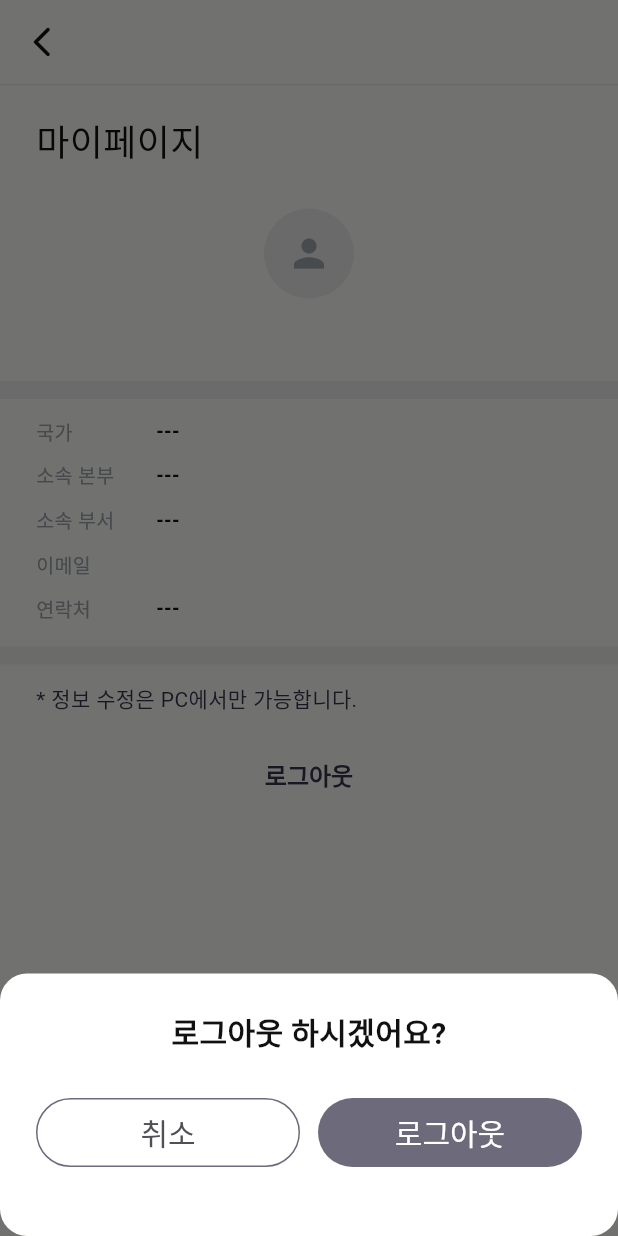
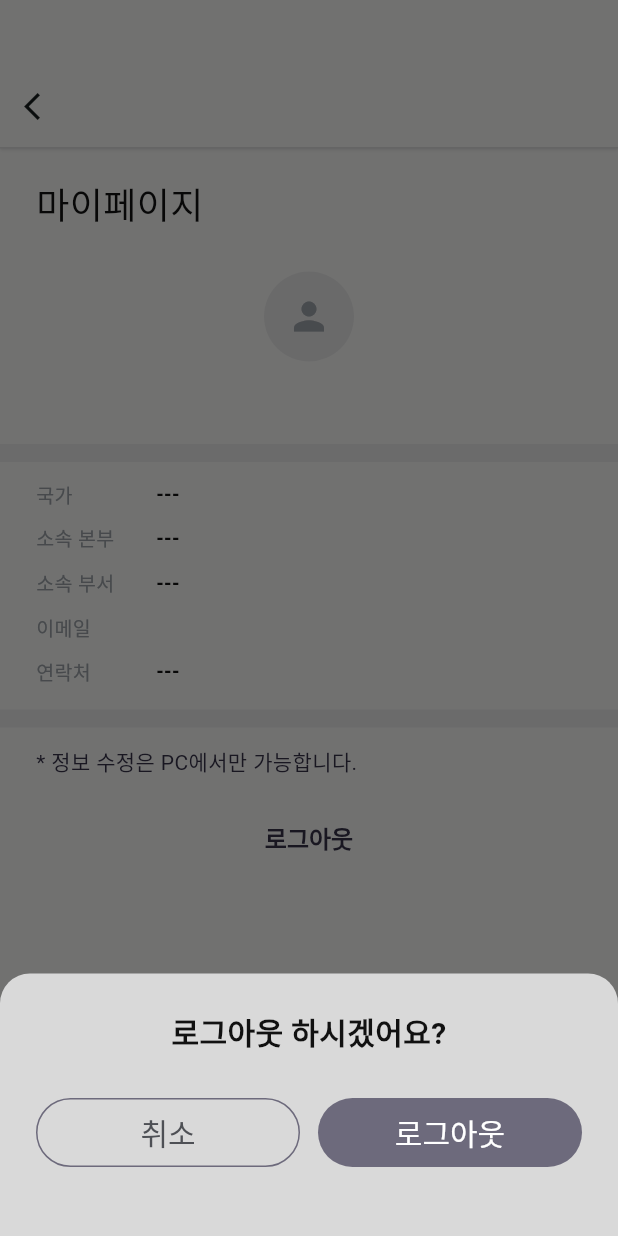
Before and after one commit to otgonjargal2019/jic_mobile, a Flutter app: the ProfilePage screen opened by its route, after a tap on "로그아웃", on a phone screen of 412 x 824 dp. Run offline on Flutter 3.47's test engine with Material 3 defaults, Android fonts, the phone set to English and light mode, and no system bars; our stand-ins replace cookie_jar, dio, dio_cookie_manager, flutter_html, flutter_svg, shared_preferences and 1 more; accounts and stored records are empty; network calls fail.

Commit message:
mypage modified

```diff
--- a/lib/features/profile/presentation/pages/profile_page.dart
+++ b/lib/features/profile/presentation/pages/profile_page.dart
@@ -12,6 +12,7 @@ class ProfilePage extends StatelessWidget {
 
   @override
   Widget build(BuildContext context) {
+    const background = Color(0xFFF7F7F5);
     final user = context.watch<UserProvider>().profile;
     final name = user?.name ?? '---';
     final extra = user?.extra;
@@ -53,22 +54,43 @@ class ProfilePage extends StatelessWidget {
 
     return Scaffold(
       backgroundColor: Color(0xFFF7F7F5),
-      appBar: AppBar(
-        backgroundColor: Color(0xFFF7F7F5),
+      appBar: PreferredSize(
+        preferredSize: const Size.fromHeight(99),
+        child: Container(
+          decoration: const BoxDecoration(
+            color: background,
+            border: Border(
+              bottom: BorderSide(color: Color(0xFFDCDCDC), width: 1),
+            ),
+            boxShadow: [
+              BoxShadow(
+                color: Color(0x1A000000),
+                blurRadius: 1,
+                offset: Offset(0, 1),
+              ),
+            ],
+          ),
+          alignment: Alignment.center,
+          height: 99,
+          child: AppBar(
+            leading: GestureDetector(
+              onTap: () {
+                Navigator.pop(context);
+              },
+              child: Align(
+                alignment: Alignment.bottomLeft,
+                child: Padding(
+                  padding: const EdgeInsets.all(16),
+                  child: Icon(Icons.arrow_back_ios, size: 22),
+                ),
+              ),
+            ),
             elevation: 0,
-        scrolledUnderElevation: 0,
-        leading: IconButton(
-          icon: const Icon(
-            Icons.arrow_back_ios_new_rounded,
-            color: Color(0xFF111111),
+            backgroundColor: background,
+            surfaceTintColor: Colors.transparent,
+            toolbarHeight: 99,
           ),
-          onPressed: () => Navigator.of(context).pop(),
         ),
-        bottom: const PreferredSize(
-          preferredSize: Size.fromHeight(1),
-          child: Divider(height: 1, thickness: 1, color: Color(0xFFE3E5EA)),
-        ),
-        centerTitle: false,
       ),
       body: ListView(
         padding: const EdgeInsets.fromLTRB(0, 12, 0, 24),
@@ -183,13 +205,16 @@ class ProfilePage extends StatelessWidget {
             alignment: Alignment.center,
             child: TextButton(
               onPressed: () => _showLogoutSheet(context),
-              style: TextButton.styleFrom(
+              style:
+                  TextButton.styleFrom(
                     padding: EdgeInsets.zero,
                     foregroundColor: const Color(0xFF363249),
                     textStyle: const TextStyle(
                       fontSize: 16,
                       fontWeight: FontWeight.w600,
                     ),
+                  ).copyWith(
+                    overlayColor: WidgetStateProperty.all(Colors.transparent),
                   ),
               child: const Text('로그아웃'),
             ),
@@ -281,8 +306,13 @@ Future<void> _showLogoutSheet(BuildContext context) async {
         padding: EdgeInsets.zero,
         child: Container(
           decoration: BoxDecoration(
-            color: Colors.white,
-            borderRadius: BorderRadius.circular(18),
+            color: Color(0xFFD9D9D9),
+            borderRadius: BorderRadius.only(
+              topLeft: Radius.circular(20),
+              topRight: Radius.circular(20),
+              bottomLeft: Radius.zero,
+              bottomRight: Radius.zero,
+            ),
           ),
           padding: const EdgeInsets.fromLTRB(24, 24, 24, 45),
           child: Column(
```
Also changed, not shown: lib/features/posts/presentation/pages/post_detail_page.dart (+61 -13 lines), lib/features/posts/presentation/pages/posts_page.dart (+24 -12 lines). Lines whose indentation alone changed are shown as unchanged.
